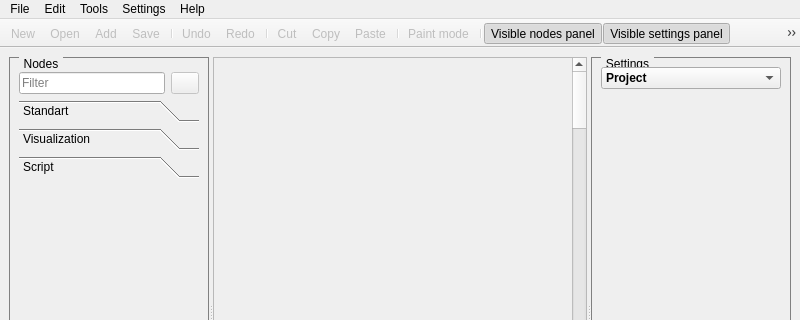
The window that main_window.ui (pimenov-and/ByteMachine) describes before a commit, drawn with Qt 5; both pictures show x 0 to 800 and y 0 to 320 of the 800 by 600 pixel window.
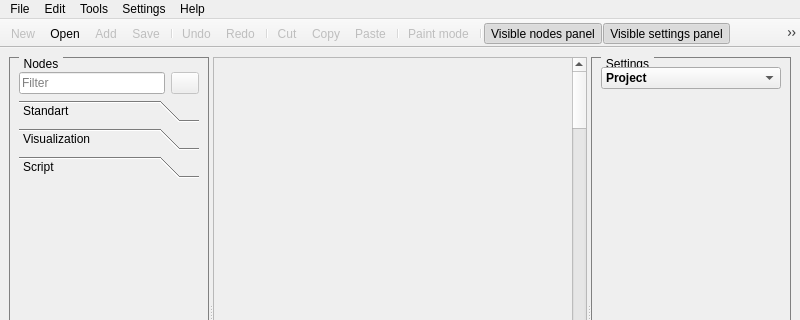
The same window after the commit. Icons and pictures are not drawn. Custom widgets are drawn as their Qt base class.

What changed in the file:
```diff
--- a/main_window.ui
+++ b/main_window.ui
@@ -400,7 +400,7 @@
   </action>
   <action name="actOpen_">
    <property name="enabled">
-    <bool>false</bool>
+    <bool>true</bool>
    </property>
    <property name="icon">
     <iconset resource="res.qrc">
```
Left out of the diff: 6 changed lines with no effect on the pictures.
